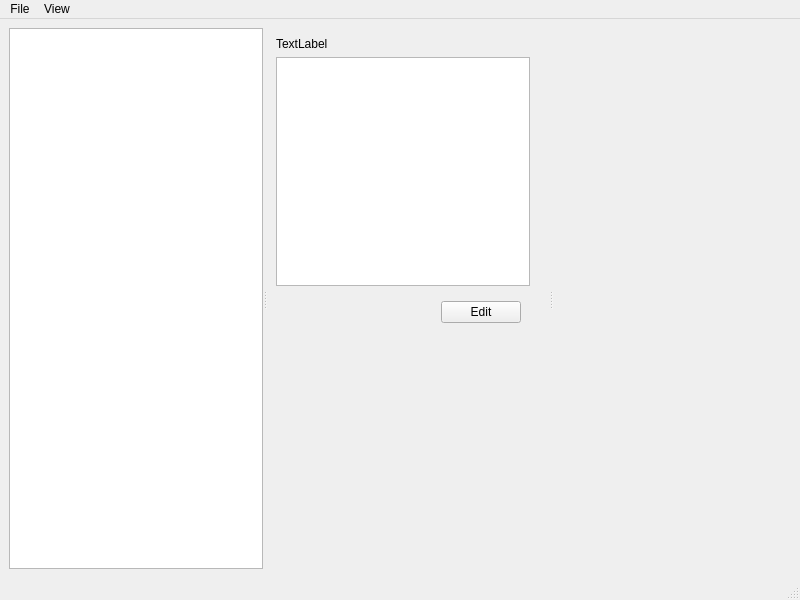
Before: the Qt Designer form view/main_window/main_window.ui in nextfoam/baram, drawn with Qt 5.
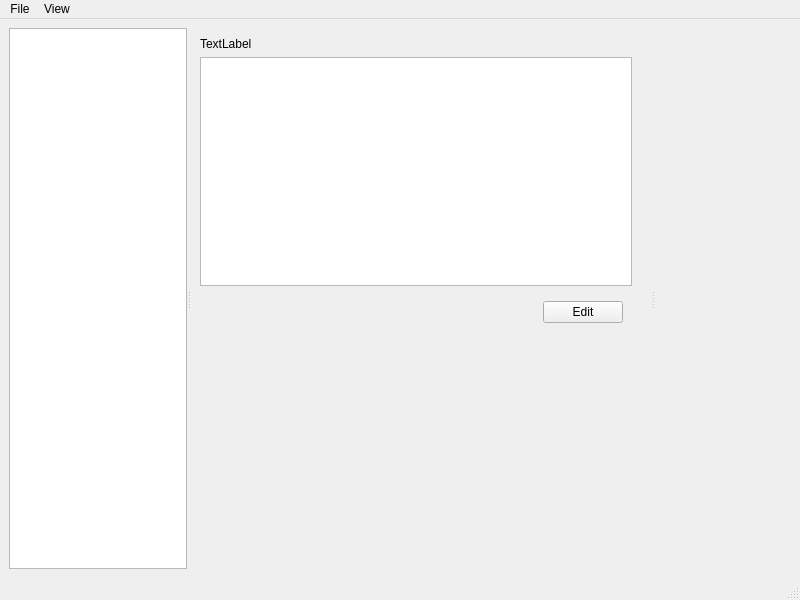
After: the same form once the commit is applied.

The edit to the form file:
```diff
--- a/view/main_window/main_window.ui
+++ b/view/main_window/main_window.ui
@@ -26,6 +26,12 @@
      <verstretch>0</verstretch>
     </sizepolicy>
    </property>
+   <property name="minimumSize">
+    <size>
+     <width>650</width>
+     <height>0</height>
+    </size>
+   </property>
    <layout class="QVBoxLayout" name="verticalLayout_3">
     <item>
      <widget class="QSplitter" name="splitter">
@@ -47,7 +53,7 @@
        </property>
        <property name="minimumSize">
         <size>
-         <width>200</width>
+         <width>0</width>
          <height>0</height>
         </size>
        </property>
@@ -69,7 +75,7 @@
        </property>
        <property name="minimumSize">
         <size>
-         <width>240</width>
+         <width>450</width>
          <height>0</height>
         </size>
        </property>
```
